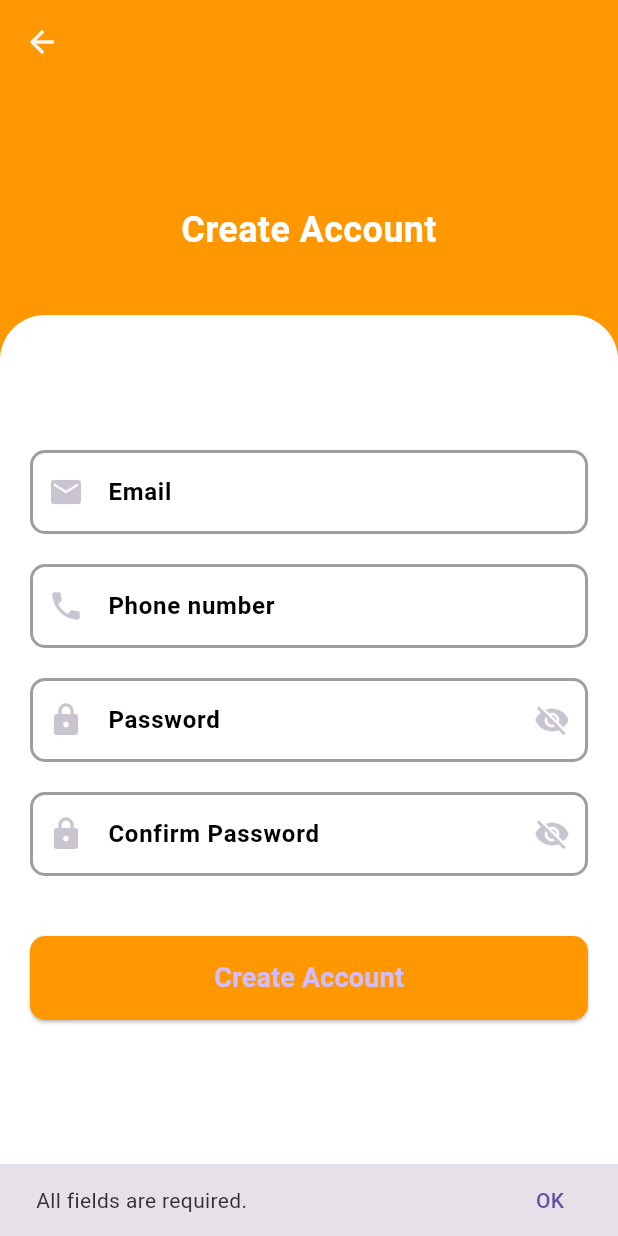
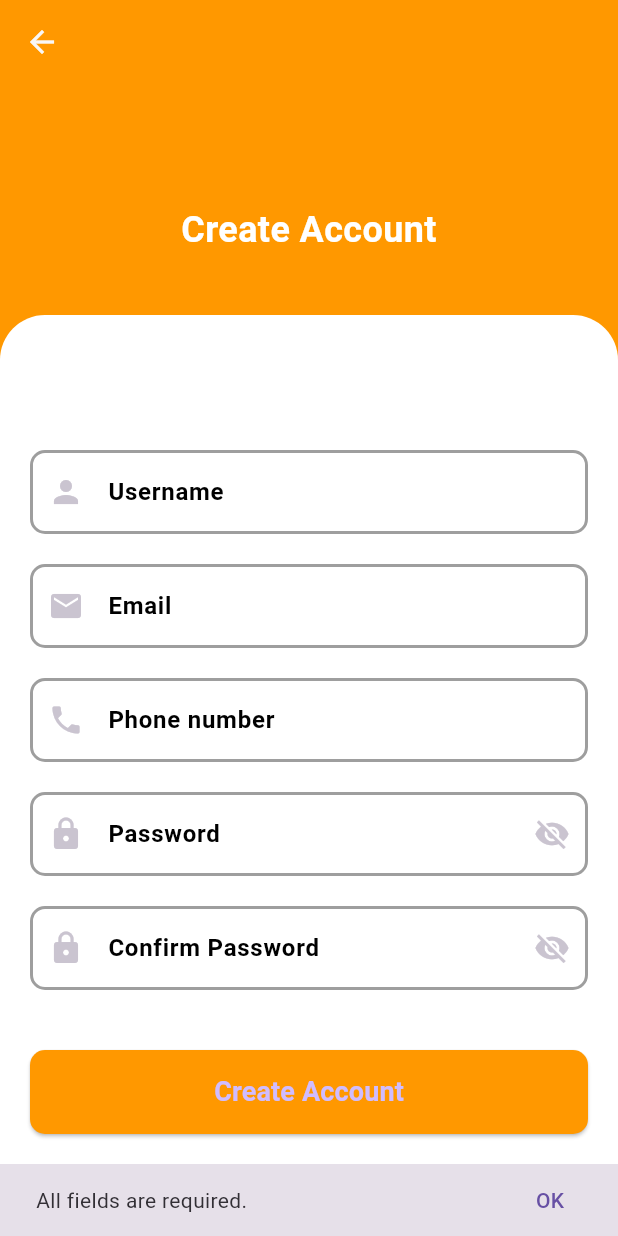
Before and after one commit to chykesure/velopay-app, a Flutter app: the CreateAccount screen opened directly, after a tap on "Create Account", on a phone screen of 412 x 824 dp. Run offline on Flutter 3.47's test engine with Material 3 defaults, Android fonts, the phone set to English and light mode, and no system bars; our stand-ins replace pin_code_fields.

Commit message:
Latest Update

```diff
--- a/lib/views/createaccount.dart
+++ b/lib/views/createaccount.dart
@@ -1,8 +1,8 @@
 import 'package:flutter/material.dart';
 import 'package:http/http.dart' as http;
-import 'dart:convert'; // To handle JSON
-import 'package:velopay/views/loginaccount.dart'; // Make sure this path is correct
-import 'package:flutter/services.dart'; // <-- Add this to import LengthLimitingTextInputFormatter
+import 'dart:convert';
+import 'package:velopay/views/loginaccount.dart';
+import 'package:flutter/services.dart';
 
 void main() {
   runApp(const MyApp());
@@ -28,11 +28,12 @@ class CreateAccount extends StatefulWidget {
 }
 
 class _CreateAccountState extends State<CreateAccount> {
-  bool _obscureText = true; // To toggle password visibility
+  bool _obscureText = true;
+  final _usernameController = TextEditingController(); // Username controller
   final _emailController = TextEditingController();
   final _phoneController = TextEditingController();
   final _passwordController = TextEditingController();
-  final _confirmPasswordController = TextEditingController(); // Confirm password controller
+  final _confirmPasswordController = TextEditingController();
 
   void _togglePasswordVisibility() {
     setState(() {
@@ -40,53 +41,50 @@ class _CreateAccountState extends State<CreateAccount> {
     });
   }
 
-  // Function to send registration data to the backend API
   Future<void> _registerUser() async {
+    final String username = _usernameController.text.trim();
     final String email = _emailController.text.trim();
     final String phone = _phoneController.text.trim();
     final String password = _passwordController.text.trim();
     final String confirmPassword = _confirmPasswordController.text.trim();
 
-    // Validate form inputs before making API call
-    if (email.isEmpty || phone.isEmpty || password.isEmpty || confirmPassword.isEmpty) {
+    if (username.isEmpty ||
+        email.isEmpty ||
+        phone.isEmpty ||
+        password.isEmpty ||
+        confirmPassword.isEmpty) {
       _showSnackbar('All fields are required.');
       return;
     }
 
-    // Check if passwords match
     if (password != confirmPassword) {
       _showSnackbar('Passwords do not match.');
       return;
     }
 
-    // Define the API endpoint
-    const String apiUrl = "http://10.0.2.2/myapi/index.php"; // Replace with your actual API endpoint
+    //const String apiUrl = "http://10.0.2.2/myapi/index.php";
+    const String apiUrl = "https://swiftsendify.com/velopay_api/index.php";
 
     try {
-      // Send the POST request to the backend API
       final response = await http.post(
         Uri.parse(apiUrl),
         headers: {'Content-Type': 'application/json'},
         body: jsonEncode({
+          'username': username,
           'email': email,
           'phone': phone,
           'password': password,
         }),
       );
 
-      // Debugging - Print response status and body
-      print('Response status: ${response.statusCode}');
-      print('Response body: ${response.body}');
-
-      // Handle the API response
       if (response.statusCode == 201 || response.statusCode == 200) {
-        // Show success message
-        _showSnackbar('Registration successful.');
-        // Navigate to the login page after a short delay
-        // You can uncomment the line below to navigate to the login page after successful registration
-        // Navigator.push(context, MaterialPageRoute(builder: (context) => const LoginAccount()));
+        final responseBody = jsonDecode(response.body);
+        if (responseBody['message'] == 'User registered successfully') {
+          _showSnackbar('Registration successful.');
+        } else {
+          _showSnackbar(responseBody['message'] ?? 'Registration failed.');
+        }
       } else {
-        // If registration fails, show an error message
         final responseBody = jsonDecode(response.body);
         _showSnackbar(responseBody['message'] ?? 'Registration failed.');
       }
@@ -96,34 +94,35 @@ class _CreateAccountState extends State<CreateAccount> {
     }
   }
 
-  // Function to display messages in a Snackbar
   void _showSnackbar(String message) {
     final snackBar = SnackBar(
       content: Text(message),
-      duration: const Duration(seconds: 10), // Duration for Snackbar display
+      duration: const Duration(seconds: 10),
       action: SnackBarAction(
         label: 'OK',
         onPressed: () {
-          // Optionally, you can perform any action when the button is pressed
-          Navigator.push(
-            context,
-            MaterialPageRoute(builder: (context) => const LoginAccount()),
-          );
+          // Only navigate to LoginAccount if the registration is successful
+          if (message == 'Registration successful.') {
+            Navigator.push(
+              context,
+              MaterialPageRoute(builder: (context) => const LoginAccount()),
+            );
+          }
         },
       ),
     );
 
-    // Use ScaffoldMessenger to show the Snackbar
     ScaffoldMessenger.of(context).showSnackBar(snackBar);
   }
 
   @override
   Widget build(BuildContext context) {
     return Scaffold(
-      resizeToAvoidBottomInset: false, // Prevents resizing when keyboard appears
+      resizeToAvoidBottomInset: false,
       appBar: AppBar(
         backgroundColor: Colors.orange,
-        iconTheme: const IconThemeData(color: Color.fromARGB(255, 249, 247, 246)),
+        iconTheme:
+            const IconThemeData(color: Color.fromARGB(255, 249, 247, 246)),
         leading: IconButton(
           icon: const Icon(Icons.arrow_back),
           onPressed: () => Navigator.of(context).pop(),
@@ -147,11 +146,15 @@ class _CreateAccountState extends State<CreateAccount> {
             ),
             Expanded(
               child: Container(
-                constraints: BoxConstraints(maxHeight: MediaQuery.of(context).size.height * 0.75),
-                padding: const EdgeInsets.only(top: 50, bottom: 20, left: 20, right: 20),
+                constraints: BoxConstraints(
+                    maxHeight: MediaQuery.of(context).size.height * 0.75),
+                padding: const EdgeInsets.only(
+                    top: 50, bottom: 20, left: 20, right: 20),
                 decoration: const BoxDecoration(
                   color: Colors.white,
-                  borderRadius: BorderRadius.only(topLeft: Radius.circular(30), topRight: Radius.circular(30)),
+                  borderRadius: BorderRadius.only(
+                      topLeft: Radius.circular(30),
+                      topRight: Radius.circular(30)),
                 ),
                 child: SingleChildScrollView(
                   child: Column(
@@ -159,11 +162,45 @@ class _CreateAccountState extends State<CreateAccount> {
                     children: [
                       const SizedBox(height: 40),
                       TextFormField(
+                        controller: _usernameController,
+                        style: const TextStyle(color: Colors.black),
+                        decoration: InputDecoration(
+                          labelText: 'Username',
+                          labelStyle: const TextStyle(
+                              fontWeight: FontWeight.bold, color: Colors.black),
+                          hintText: 'Enter your username',
+                          enabledBorder: OutlineInputBorder(
+                            borderRadius: BorderRadius.circular(10.0),
+                            borderSide: const BorderSide(
+                              color: Colors.grey,
+                              width: 2.0,
+                            ),
+                          ),
+                          border: OutlineInputBorder(
+                            borderRadius: BorderRadius.circular(10.0),
+                            borderSide: const BorderSide(
+                              color: Colors.grey,
+                              width: 2.0,
+                            ),
+                          ),
+                          focusedBorder: OutlineInputBorder(
+                            borderRadius: BorderRadius.circular(10.0),
+                            borderSide: const BorderSide(
+                              color: Colors.orange,
+                              width: 2.0,
+                            ),
+                          ),
+                          prefixIcon: const Icon(Icons.person),
+                        ),
+                      ),
+                      const SizedBox(height: 20),
+                      TextFormField(
                         controller: _emailController,
-                        style: const TextStyle(color: Colors.black), // Set text color to pure black
+                        style: const TextStyle(color: Colors.black),
                         decoration: InputDecoration(
                           labelText: 'Email',
-                          labelStyle: const TextStyle(fontWeight: FontWeight.bold, color: Colors.black),
+                          labelStyle: const TextStyle(
+                              fontWeight: FontWeight.bold, color: Colors.black),
                           hintText: 'Enter your email address',
                           enabledBorder: OutlineInputBorder(
                             borderRadius: BorderRadius.circular(10.0),
@@ -175,7 +212,7 @@ class _CreateAccountState extends State<CreateAccount> {
                           border: OutlineInputBorder(
                             borderRadius: BorderRadius.circular(10.0),
                             borderSide: const BorderSide(
-                              color: Color.fromARGB(255, 36, 35, 35),
+                              color: Colors.grey,
                               width: 2.0,
                             ),
                           ),
@@ -195,12 +232,13 @@ class _CreateAccountState extends State<CreateAccount> {
                         style: const TextStyle(color: Colors.black),
                         keyboardType: TextInputType.number,
                         inputFormatters: [
-                          FilteringTextInputFormatter.digitsOnly, // Only allow digits
-                          LengthLimitingTextInputFormatter(11), // Limit phone number length to 11
+                          FilteringTextInputFormatter.digitsOnly,
+                          LengthLimitingTextInputFormatter(11),
                         ],
                         decoration: InputDecoration(
                           labelText: 'Phone number',
-                          labelStyle: const TextStyle(fontWeight: FontWeight.bold, color: Colors.black),
+                          labelStyle: const TextStyle(
+                              fontWeight: FontWeight.bold, color: Colors.black),
                           hintText: '+234',
                           enabledBorder: OutlineInputBorder(
                             borderRadius: BorderRadius.circular(10.0),
@@ -233,7 +271,8 @@ class _CreateAccountState extends State<CreateAccount> {
                         obscureText: _obscureText,
                         decoration: InputDecoration(
                           labelText: 'Password',
-                          labelStyle: const TextStyle(fontWeight: FontWeight.bold, color: Colors.black),
+                          labelStyle: const TextStyle(
+                              fontWeight: FontWeight.bold, color: Colors.black),
                           hintText: 'Enter your password',
                           enabledBorder: OutlineInputBorder(
                             borderRadius: BorderRadius.circular(10.0),
@@ -258,7 +297,9 @@ class _CreateAccountState extends State<CreateAccount> {
                           ),
                           prefixIcon: const Icon(Icons.lock),
                           suffixIcon: IconButton(
-                            icon: Icon(_obscureText ? Icons.visibility_off : Icons.visibility),
+                            icon: Icon(_obscureText
+                                ? Icons.visibility_off
+                                : Icons.visibility),
                             onPressed: _togglePasswordVisibility,
                           ),
                         ),
@@ -270,7 +311,8 @@ class _CreateAccountState extends State<CreateAccount> {
                         obscureText: _obscureText,
                         decoration: InputDecoration(
                           labelText: 'Confirm Password',
-                          labelStyle: const TextStyle(fontWeight: FontWeight.bold, color: Colors.black),
+                          labelStyle: const TextStyle(
+                              fontWeight: FontWeight.bold, color: Colors.black),
                           hintText: 'Re-enter your password',
                           enabledBorder: OutlineInputBorder(
                             borderRadius: BorderRadius.circular(10.0),
@@ -295,7 +337,9 @@ class _CreateAccountState extends State<CreateAccount> {
                           ),
                           prefixIcon: const Icon(Icons.lock),
                           suffixIcon: IconButton(
-                            icon: Icon(_obscureText ? Icons.visibility_off : Icons.visibility),
+                            icon: Icon(_obscureText
+                                ? Icons.visibility_off
+                                : Icons.visibility),
                             onPressed: _togglePasswordVisibility,
                           ),
                         ),
@@ -312,7 +356,8 @@ class _CreateAccountState extends State<CreateAccount> {
                         ),
                         child: const Text(
                           'Create Account',
-                          style: TextStyle(fontSize: 18, fontWeight: FontWeight.bold),
+                          style: TextStyle(
+                              fontSize: 18, fontWeight: FontWeight.bold),
                         ),
                       ),
                     ],
--- a/lib/views/loginaccount.dart
+++ b/lib/views/loginaccount.dart
@@ -24,7 +24,6 @@ class _LoginAccountState extends State<LoginAccount> {
     });
   }
 
-  // Function to handle user login
   Future<void> _loginUser() async {
     final String email = _emailController.text.trim();
     final String password = _passwordController.text.trim();
@@ -39,14 +38,15 @@ class _LoginAccountState extends State<LoginAccount> {
       _isLoading = true;
     });
 
-    const String apiUrl = "http://10.0.2.2/myapi/login.php"; // Replace with your actual API URL
+    //const String apiUrl = "http://10.0.2.2/myapi/login.php"; // Ensure the correct API URL
+    const String apiUrl = "https://swiftsendify.com/velopay_api/login.php";
 
     try {
       final response = await http.post(
         Uri.parse(apiUrl),
         headers: {'Content-Type': 'application/json'},
         body: jsonEncode({
-          'email': email,
+          'email': email, // Ensure that these parameters are included
           'password': password,
         }),
       );
@@ -57,27 +57,20 @@ class _LoginAccountState extends State<LoginAccount> {
       if (response.statusCode == 200) {
         final responseBody = jsonDecode(response.body);
 
-        // If login is successful
+        // Check the response from the API
         if (responseBody['message'] == 'Login successful') {
           _showSnackbar('Login successful. Welcome!');
-
-          // Navigate to homepage
           Navigator.pushReplacement(
             context,
             MaterialPageRoute(builder: (context) => const HomePage()),
           );
-        }
-        // Handle invalid password case
-        else if (responseBody['message'] == 'Invalid password') {
+        } else if (responseBody['message'] == 'Invalid password') {
           _showSnackbar('Incorrect password. Please try again.');
-        }
-        // Handle case where email doesn't exist
-        else if (responseBody['message'] == 'Email not found') {
+        } else if (responseBody['message'] == 'User not found') {
           _showSnackbar('Email not registered. Please create an account.');
-        }
-        // General error handling
-        else {
-          _showSnackbar(responseBody['message'] ?? 'Login failed. Please try again.');
+        } else {
+          _showSnackbar(
+              responseBody['message'] ?? 'Login failed. Please try again.');
         }
       } else {
         _showSnackbar('An error occurred. Please try again.');
@@ -133,8 +126,10 @@ class _LoginAccountState extends State<LoginAccount> {
             ),
             Expanded(
               child: Container(
-                constraints: BoxConstraints(maxHeight: MediaQuery.of(context).size.height * 0.75),
-                padding: const EdgeInsets.symmetric(vertical: 50, horizontal: 20),
+                constraints: BoxConstraints(
+                    maxHeight: MediaQuery.of(context).size.height * 0.75),
+                padding:
+                    const EdgeInsets.symmetric(vertical: 50, horizontal: 20),
                 decoration: const BoxDecoration(
                   color: Colors.white,
                   borderRadius: BorderRadius.only(
@@ -152,15 +147,18 @@ class _LoginAccountState extends State<LoginAccount> {
                         style: const TextStyle(color: Colors.black),
                         decoration: InputDecoration(
                           labelText: 'Email',
-                          labelStyle: const TextStyle(fontWeight: FontWeight.bold, color: Colors.black),
+                          labelStyle: const TextStyle(
+                              fontWeight: FontWeight.bold, color: Colors.black),
                           hintText: 'Enter your email address',
                           enabledBorder: OutlineInputBorder(
                             borderRadius: BorderRadius.circular(10.0),
-                            borderSide: const BorderSide(color: Colors.grey, width: 2.0),
+                            borderSide: const BorderSide(
+                                color: Colors.grey, width: 2.0),
                           ),
                           focusedBorder: OutlineInputBorder(
                             borderRadius: BorderRadius.circular(10.0),
-                            borderSide: const BorderSide(color: Colors.orange, width: 2.0),
+                            borderSide: const BorderSide(
+                                color: Colors.orange, width: 2.0),
                           ),
                           prefixIcon: const Icon(Icons.email),
                         ),
@@ -172,19 +170,24 @@ class _LoginAccountState extends State<LoginAccount> {
                         obscureText: _obscureText,
                         decoration: InputDecoration(
                           labelText: 'Password',
-                          labelStyle: const TextStyle(fontWeight: FontWeight.bold, color: Colors.black),
+                          labelStyle: const TextStyle(
+                              fontWeight: FontWeight.bold, color: Colors.black),
                           hintText: 'Enter your password',
                           enabledBorder: OutlineInputBorder(
                             borderRadius: BorderRadius.circular(10.0),
-                            borderSide: const BorderSide(color: Colors.grey, width: 2.0),
+                            borderSide: const BorderSide(
+                                color: Colors.grey, width: 2.0),
                           ),
                           focusedBorder: OutlineInputBorder(
                             borderRadius: BorderRadius.circular(10.0),
-                            borderSide: const BorderSide(color: Colors.orange, width: 2.0),
+                            borderSide: const BorderSide(
+                                color: Colors.orange, width: 2.0),
                           ),
                           prefixIcon: const Icon(Icons.lock),
                           suffixIcon: IconButton(
-                            icon: Icon(_obscureText ? Icons.visibility_off : Icons.visibility),
+                            icon: Icon(_obscureText
+                                ? Icons.visibility_off
+                                : Icons.visibility),
                             onPressed: _togglePasswordVisibility,
                           ),
                         ),
@@ -200,10 +203,12 @@ class _LoginAccountState extends State<LoginAccount> {
                           ),
                         ),
                         child: _isLoading
-                            ? const CircularProgressIndicator(color: Colors.white)
+                            ? const CircularProgressIndicator(
+                                color: Colors.white)
                             : const Text(
                                 'Login',
-                                style: TextStyle(fontSize: 18, color: Colors.white),
+                                style: TextStyle(
+                                    fontSize: 18, color: Colors.white),
                               ),
                       ),
                       const SizedBox(height: 20),
@@ -211,12 +216,14 @@ class _LoginAccountState extends State<LoginAccount> {
                         onPressed: () {
                           Navigator.push(
                             context,
-                            MaterialPageRoute(builder: (context) => const CreateAccount()),
+                            MaterialPageRoute(
+                                builder: (context) => const CreateAccount()),
                           );
                         },
                         child: const Text(
                           "Don't have an account? Sign up",
-                          style: TextStyle(color: Colors.black, fontWeight: FontWeight.bold),
+                          style: TextStyle(
+                              color: Colors.black, fontWeight: FontWeight.bold),
                         ),
                       ),
                     ],
```
Also changed, not shown: pubspec.yaml (+10 -70 lines), images/VP.png (added), pubspec.lock, 23 other files.
